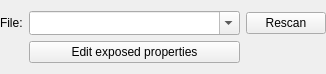
Qt form guis/widget_component.ui (RubendeBruin/DAVE) before a commit.
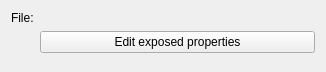
The same form after that commit. Custom widgets are drawn as their Qt base class.

Patch:
```diff
--- a/guis/widget_component.ui
+++ b/guis/widget_component.ui
@@ -16,30 +16,8 @@
   <property name="styleSheet">
    <string notr="true"/>
   </property>
-  <layout class="QGridLayout" name="gridLayout">
-   <property name="leftMargin">
-    <number>0</number>
-   </property>
-   <property name="rightMargin">
-    <number>0</number>
-   </property>
-   <item row="1" column="1">
-    <widget class="QComboBox" name="cbPath">
-     <property name="sizePolicy">
-      <sizepolicy hsizetype="Expanding" vsizetype="Fixed">
-       <horstretch>0</horstretch>
-       <verstretch>0</verstretch>
-      </sizepolicy>
-     </property>
-     <property name="editable">
-      <bool>true</bool>
-     </property>
-     <property name="sizeAdjustPolicy">
-      <enum>QComboBox::AdjustToMinimumContentsLengthWithIcon</enum>
-     </property>
-    </widget>
-   </item>
-   <item row="1" column="0">
+  <layout class="QFormLayout" name="formLayout">
+   <item row="0" column="0">
     <widget class="QLabel" name="label">
      <property name="sizePolicy">
       <sizepolicy hsizetype="Minimum" vsizetype="Preferred">
@@ -52,20 +30,10 @@
      </property>
     </widget>
    </item>
-   <item row="1" column="2">
-    <widget class="QPushButton" name="pbReScan">
-     <property name="sizePolicy">
-      <sizepolicy hsizetype="Preferred" vsizetype="Fixed">
-       <horstretch>0</horstretch>
-       <verstretch>0</verstretch>
-      </sizepolicy>
-     </property>
-     <property name="text">
-      <string>Rescan</string>
-     </property>
-    </widget>
+   <item row="0" column="1">
+    <widget class="QResourceSelector" name="resource_selector" native="true"/>
    </item>
-   <item row="2" column="1">
+   <item row="1" column="1">
     <widget class="QPushButton" name="pbEditExposedProperties">
      <property name="text">
       <string>Edit exposed properties</string>
@@ -74,6 +42,14 @@
    </item>
   </layout>
  </widget>
+ <customwidgets>
+  <customwidget>
+   <class>QResourceSelector</class>
+   <extends>QWidget</extends>
+   <header>DAVE.gui.helpers.resource_selector</header>
+   <container>1</container>
+  </customwidget>
+ </customwidgets>
  <resources/>
  <connections/>
 </ui>
```
